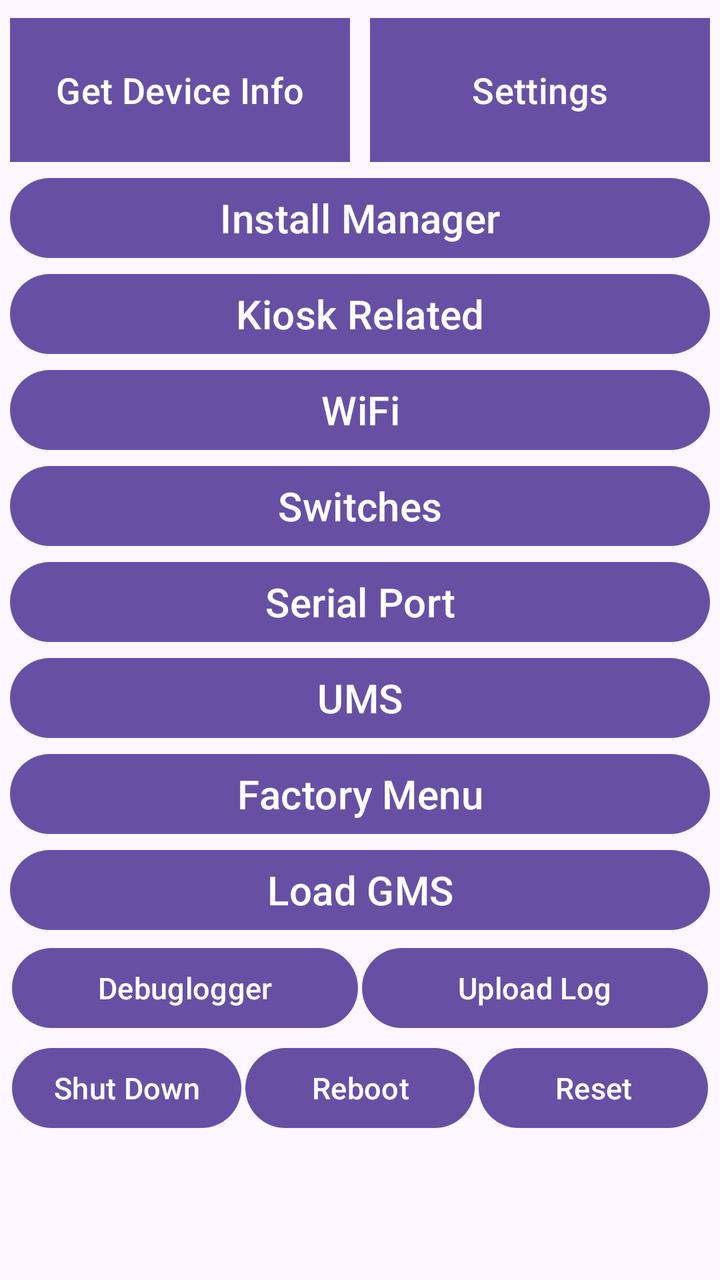
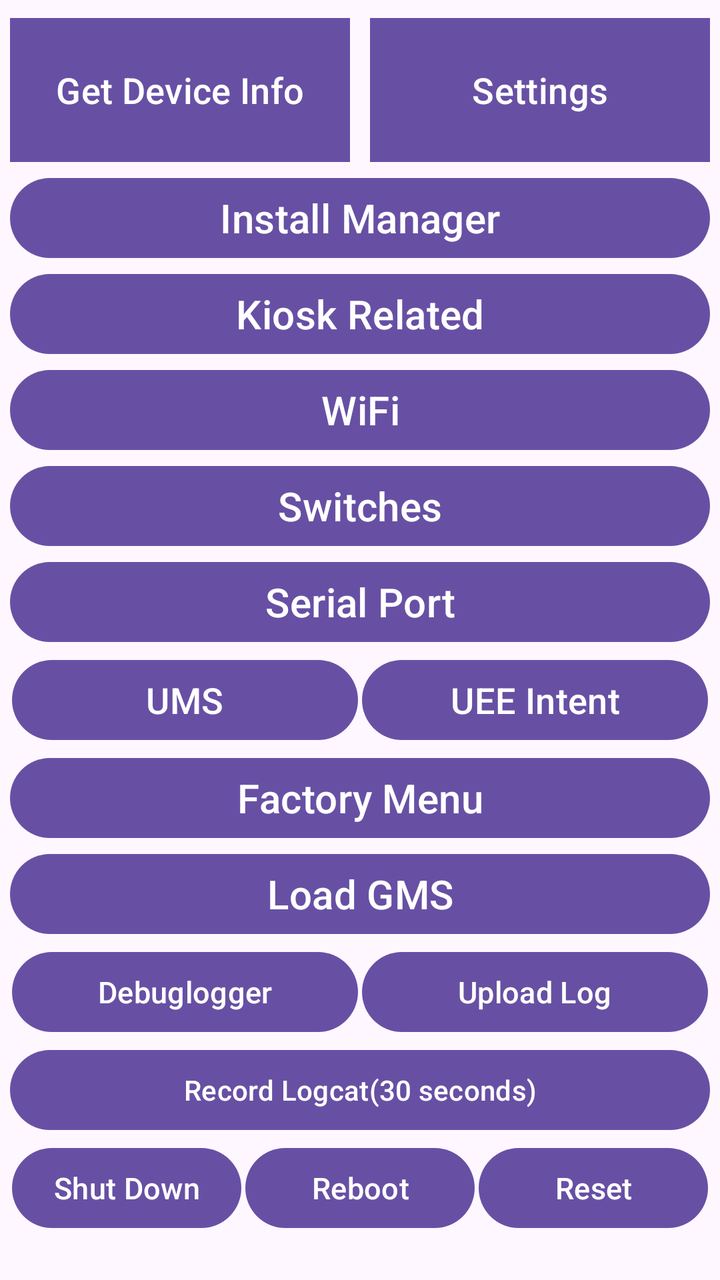

Screens rendered from an Android XML layout before and after an edit, with the pre-edit source and the edit as a unified diff.
<!-- AndroidManifest.xml: application theme Theme.POSGeneralSDKDemo -->
<!-- res/layout/activity_others.xml -->
<?xml version="1.0" encoding="utf-8"?>
<LinearLayout xmlns:android="http://schemas.android.com/apk/res/android"
    xmlns:app="http://schemas.android.com/apk/res-auto"
    xmlns:tools="http://schemas.android.com/tools"
    android:id="@+id/main"
    android:layout_width="match_parent"
    android:layout_height="match_parent"
    android:orientation="vertical">

    <ScrollView
        android:layout_width="match_parent"
        android:layout_height="match_parent">

        <LinearLayout
            android:layout_width="match_parent"
            android:layout_height="wrap_content"
            android:layout_margin="5dp"
            android:orientation="vertical">

            <LinearLayout
                android:layout_width="match_parent"
                android:layout_height="wrap_content"
                android:orientation="horizontal">

                <com.google.android.material.button.MaterialButton
                    android:id="@+id/btnGetDeviceInfo"
                    android:layout_width="0dp"
                    android:layout_height="80dp"
                    android:layout_weight="1"
                    android:text="Get Device Info"
                    android:textSize="18sp"
                    app:cornerRadius="0dp"
                    android:padding="0dp"/>

                <View
                    android:layout_width="10dp"
                    android:layout_height="match_parent"/>

                <com.google.android.material.button.MaterialButton
                    android:id="@+id/btnOtherSettings"
                    android:layout_width="0dp"
                    android:layout_height="80dp"
                    android:layout_weight="1"
                    android:text="Settings"
                    android:textSize="18sp"
                    app:cornerRadius="0dp"
                    android:padding="0dp"/>

            </LinearLayout>

            <Button
                android:id="@+id/btnInstallManager"
                android:layout_width="match_parent"
                android:layout_height="wrap_content"
                android:text="Install Manager"
                android:textSize="20sp"
                android:padding="0dp"/>

            <Button
                android:id="@+id/btnKioskRelated"
                android:layout_width="match_parent"
                android:layout_height="wrap_content"
                android:text="Kiosk Related"
                android:textSize="20sp"
                android:padding="0dp"/>

            <Button
                android:id="@+id/btnWifi"
                android:layout_width="match_parent"
                android:layout_height="wrap_content"
                android:text="WiFi"
                android:textSize="20sp"
                android:padding="0dp"/>

            <Button
                android:id="@+id/btnSwitches"
                android:layout_width="match_parent"
                android:layout_height="wrap_content"
                android:text="Switches"
                android:textSize="20sp"
                android:padding="0dp"/>

            <Button
                android:id="@+id/btnNewSerialPort"
                android:layout_width="match_parent"
                android:layout_height="wrap_content"
                android:text="Serial Port"
                android:textSize="20sp"
                android:padding="0dp"/>

            <Button
                android:id="@+id/btnUms"
                android:layout_width="match_parent"
                android:layout_height="wrap_content"
                android:text="UMS"
                android:textSize="20sp"
                android:padding="0dp"/>

            <Button
                android:id="@+id/btnFactoryMenu"
                android:layout_width="match_parent"
                android:layout_height="wrap_content"
                android:text="Factory Menu"
                android:textSize="20sp"
                android:padding="0dp"/>

            <Button
                android:id="@+id/btnLoadGMS"
                android:layout_width="match_parent"
                android:layout_height="wrap_content"
                android:text="Load GMS"
                android:textSize="20sp"
                android:padding="0dp"/>

            <LinearLayout
                android:layout_width="match_parent"
                android:layout_height="wrap_content"
                android:orientation="horizontal">

                <Button
                    android:id="@+id/btnDebuglogger"
                    android:layout_width="0dp"
                    android:layout_height="wrap_content"
                    android:layout_weight="1"
                    android:text="Debuglogger"
                    android:textSize="15sp"
                    android:layout_margin="1dp"
                    android:padding="0dp"/>

                <Button
                    android:id="@+id/btnUploadLog"
                    android:layout_width="0dp"
                    android:layout_height="wrap_content"
                    android:layout_weight="1"
                    android:text="Upload Log"
                    android:textSize="15sp"
                    android:layout_margin="1dp"

                    android:padding="0dp"/>

            </LinearLayout>

            <LinearLayout
                android:layout_width="match_parent"
                android:layout_height="wrap_content"
                android:orientation="horizontal">

                <Button
                    android:id="@+id/btnShutDown"
                    android:layout_width="0dp"
                    android:layout_height="wrap_content"
                    android:layout_weight="1"
                    android:text="Shut Down"
                    android:textSize="15sp"
                    android:layout_margin="1dp"
                    android:padding="0dp"/>

                <Button
                    android:id="@+id/btnReboot"
                    android:layout_width="0dp"
                    android:layout_height="wrap_content"
                    android:layout_weight="1"
                    android:text="Reboot"
                    android:textSize="15sp"
                    android:layout_margin="1dp"
                    android:padding="0dp"/>

                <Button
                    android:id="@+id/btnReset"
                    android:layout_width="0dp"
                    android:layout_height="wrap_content"
                    android:layout_weight="1"
                    android:text="Reset"
                    android:textSize="15sp"
                    android:layout_margin="1dp"
                    android:padding="0dp"/>

            </LinearLayout>

        </LinearLayout>



    </ScrollView>


</LinearLayout>
<!-- resources referenced by this layout -->
<resources>
  <style name="Theme.POSGeneralSDKDemo" parent="Base.Theme.POSGeneralSDKDemo" />
  <style name="Base.Theme.POSGeneralSDKDemo" parent="Theme.Material3.DayNight.NoActionBar">
          
          
      </style>
</resources>

<!-- the commit's change to res/layout/activity_others.xml (unified diff, before → after) -->
@@ -88,13 +88,32 @@
                 android:textSize="20sp"
                 android:padding="0dp"/>
 
-            <Button
-                android:id="@+id/btnUms"
-                android:layout_width="match_parent"
-                android:layout_height="wrap_content"
-                android:text="UMS"
-                android:textSize="20sp"
-                android:padding="0dp"/>
+            <LinearLayout
+                android:layout_width="match_parent"
+                android:layout_height="wrap_content"
+                android:orientation="horizontal">
+
+                <Button
+                    android:id="@+id/btnUms"
+                    android:layout_width="0dp"
+                    android:layout_height="wrap_content"
+                    android:layout_weight="1"
+                    android:text="UMS"
+                    android:textSize="18sp"
+                    android:layout_margin="1dp"
+                    android:padding="0dp"/>
+
+                <Button
+                    android:id="@+id/btnUeeIntent"
+                    android:layout_width="0dp"
+                    android:layout_height="wrap_content"
+                    android:layout_weight="1"
+                    android:text="UEE Intent"
+                    android:textSize="18sp"
+                    android:layout_margin="1dp"
+                    android:padding="0dp"/>
+
+            </LinearLayout>
 
             <Button
                 android:id="@+id/btnFactoryMenu"
@@ -140,6 +159,13 @@
 
             </LinearLayout>
 
+            <Button
+                android:id="@+id/btnRecordLogcat"
+                android:layout_width="match_parent"
+                android:layout_height="wrap_content"
+                android:text="Record Logcat(30 seconds)"
+                android:padding="0dp"/>
+
             <LinearLayout
                 android:layout_width="match_parent"
                 android:layout_height="wrap_content"
